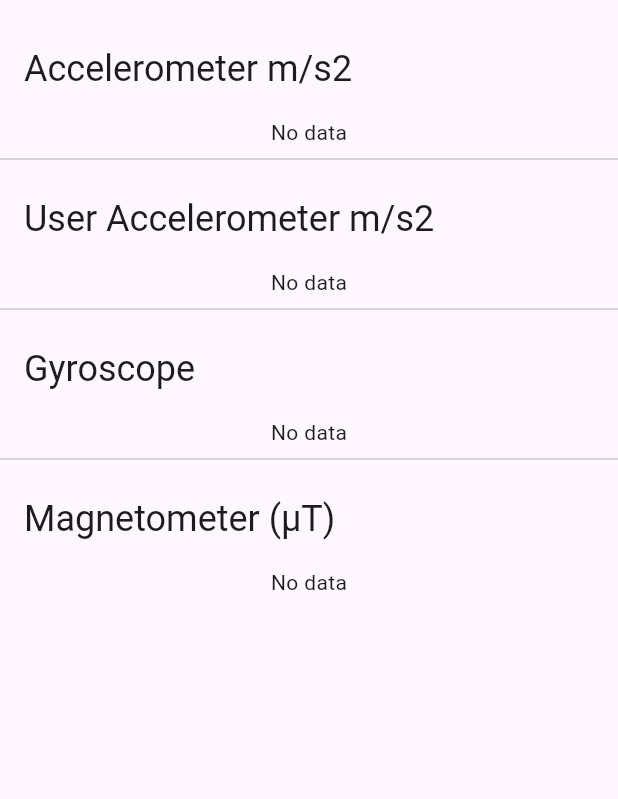
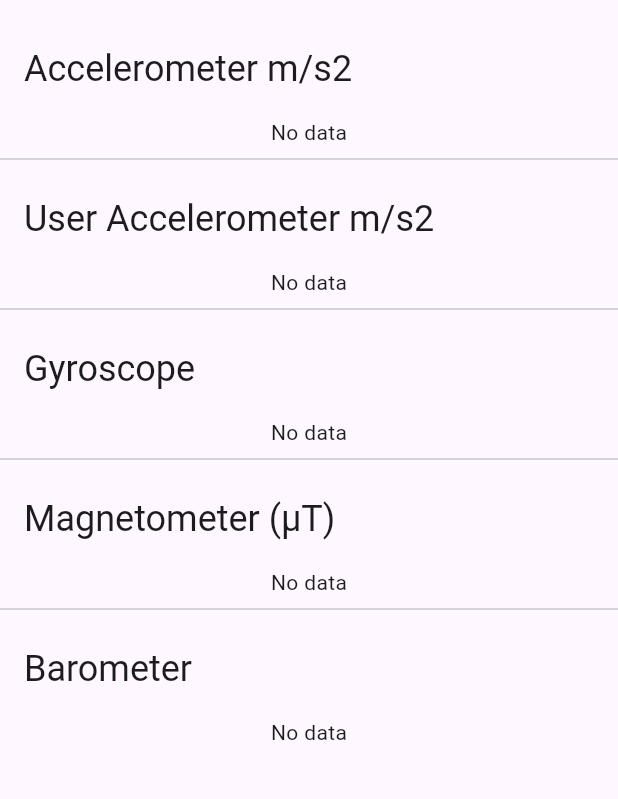
Before and after one commit to fluttered-book/sensors, a Flutter app: the SensorsPlusPage screen opened directly, on a phone screen of 412 x 824 dp, the part 63-862 px from its top. Run offline on Flutter 3.47's test engine with Material 3 defaults, Android fonts, the phone set to English and light mode, and no system bars; our stand-ins replace community_charts_flutter, flutter_bloc, flutter_map, geolocator, latlong2, sensors_plus; missing offline and left inert: flutter_map_location_marker, flutter_tilt, light.

Commit message:
Adjust for iOS

```diff
--- /dev/null
+++ b/devtools_options.yaml
@@ -0,0 +1,3 @@
+description: This file stores settings for Dart & Flutter DevTools.
+documentation: https://docs.flutter.dev/tools/devtools/extensions#configure-extension-enablement-states
+extensions:
--- a/lib/sensors/values/ui/sensors_plus_page.dart
+++ b/lib/sensors/values/ui/sensors_plus_page.dart
@@ -49,23 +49,25 @@ class SensorsPlusPage extends StatelessWidget {
             min: -50,
             max: 50,
           ),
-          //Divider(),
-          //Header('Barometer'),
-          //StreamBuilder(
-          //  stream: barometerEventStream(),
-          //  builder: (context, snapshot) =>
-          //      snapshot.hasData && snapshot.data?.pressure != null
-          //          ? Column(
-          //              children: [
-          //                Slider(
-          //                  value: snapshot.data!.pressure,
-          //                  onChanged: (_) {},
-          //                ),
-          //                Text(snapshot.data!.timestamp.toIso8601String())
-          //              ],
-          //            )
-          //          : Center(child: Text("No data")),
-          //),
+          Divider(),
+          Header('Barometer'),
+          StreamBuilder(
+            stream: barometerEventStream(),
+            builder: (context, snapshot) =>
+                snapshot.hasData && snapshot.data?.pressure != null
+                    ? Column(
+                        children: [
+                          Slider(
+                            min: 0,
+                            max: 2000,
+                            value: snapshot.data!.pressure,
+                            onChanged: (_) {},
+                          ),
+                          Text(snapshot.data!.pressure.toString())
+                        ],
+                      )
+                    : Center(child: Text("No data")),
+          ),
         ],
       ),
     );
```
Also changed, not shown: pubspec.lock, 8 other files.
